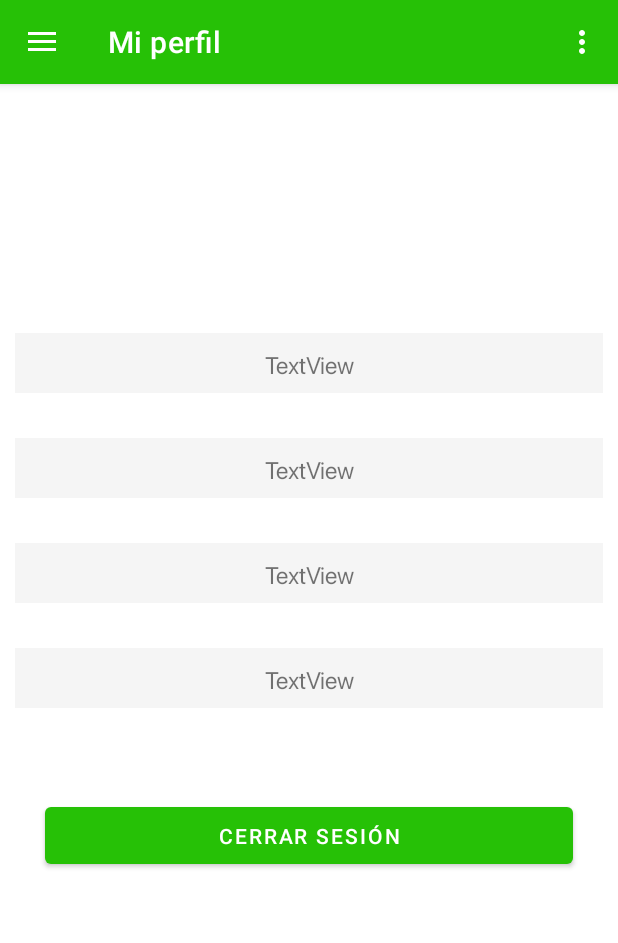
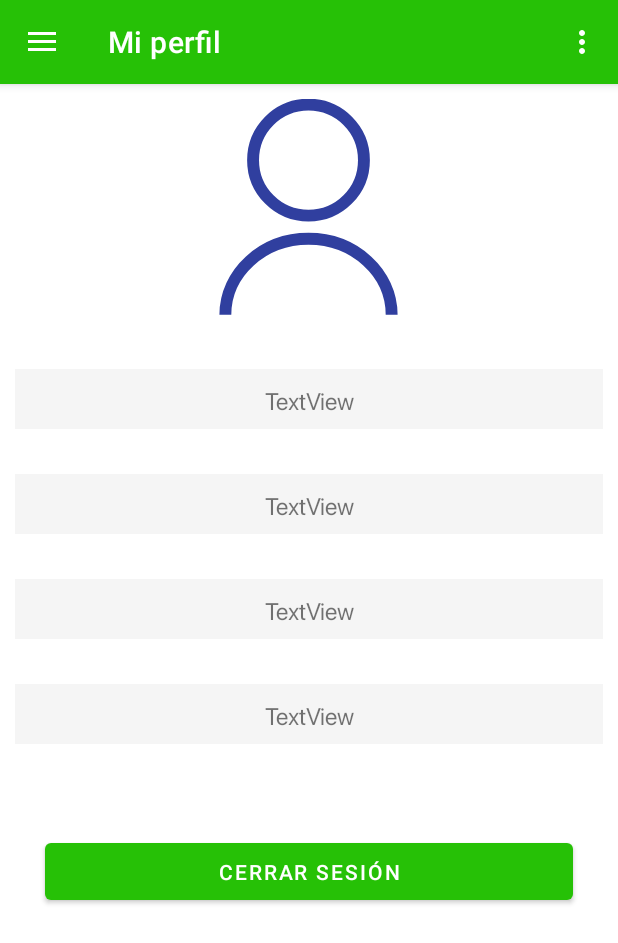
Before and after one commit to JostinSamuel/AppLineaUnoV1, an Android app: the InicioActivity screen opened directly, with no data from a screen before it, in the side drawer, after a tap on "Mi perfil", on a phone screen of 412 x 824 dp. Shown: the top 943 px of the screen. Run offline under Robolectric (Android 15) with nearby library versions, the phone set to English and light mode, and no system bars; our stand-ins replace ButterKnife, CircleImageView, Firebase (no records; nobody signed in at launch, a user with empty details on screens opened directly), navigation-ui; pictures from the network do not load.

Commit message:
update perfil img

```diff
--- a/app/build.gradle
+++ b/app/build.gradle
@@ -81,5 +81,7 @@ dependencies {
     implementation 'com.squareup.picasso:picasso:2.71828'
     //Bind Android views and callbacks to fields and methods
     implementation 'com.jakewharton:butterknife:10.0.0'
+    //Lottie
+    implementation 'com.airbnb.android:lottie:3.7.0'
 
 }
--- a/app/src/main/java/com/linea/uno/applineav1/activities/ui/Perfil/MiPerfilFragment.java
+++ b/app/src/main/java/com/linea/uno/applineav1/activities/ui/Perfil/MiPerfilFragment.java
@@ -42,11 +42,13 @@ public class MiPerfilFragment extends Fragment {
     private static final int File = 1 ;
     DatabaseReference myRef;
 
-    //Cliente cliente = new Cliente();
+    Cliente cliente = new Cliente();
 
-    @SuppressLint("NonConstantResourceId")
+    /*@SuppressLint("NonConstantResourceId")
     @BindView(R.id.profile_image)
-    CircleImageView mUploadImageView;
+    CircleImageView mUploadImageView;*/
+    //ImageView mUploadImageView;
+
 
     public View onCreateView(@NonNull LayoutInflater inflater, ViewGroup container, Bundle savedInstanceState) {
         return inflater.inflate(R.layout.fragment_perfil, container, false);
@@ -58,12 +60,12 @@ public class MiPerfilFragment extends Fragment {
         inicializar(view);
         cargarDatos();
 
-        ButterKnife.bind(getActivity());
+        /*ButterKnife.bind(getActivity());*/
 
-        FirebaseDatabase database = FirebaseDatabase.getInstance();
+        /*FirebaseDatabase database = FirebaseDatabase.getInstance();
         myRef= database.getReference("user1");
 
-        mUploadImageView.setOnClickListener(v -> fileUpload());
+        mUploadImageView.setOnClickListener(v -> fileUpload());*/
 
     }
 
@@ -82,7 +84,7 @@ public class MiPerfilFragment extends Fragment {
         tvapellidosdni = view.findViewById(R.id.tvapellidosdni);
         tvnombresdni = view.findViewById(R.id.tvnombresdni);
         sign_out_button = view.findViewById(R.id.sign_out_button);
-        mUploadImageView = view.findViewById(R.id.profile_image);
+        //mUploadImageView = view.findViewById(R.id.profile_image);
 
         //cerrar sesión
         sign_out_button.setOnClickListener(v->{cerrarSesion();});
@@ -127,8 +129,8 @@ public class MiPerfilFragment extends Fragment {
         getActivity().overridePendingTransition(R.anim.left_in, R.anim.left_out);
     }
 
-    @Override
-    public void onActivityResult(int requestCode, int resultCode, @Nullable Intent data) {
+    //@Override
+    /*public void onActivityResult(int requestCode, int resultCode, @Nullable Intent data) {
         super.onActivityResult(requestCode, resultCode, data);
 
         if(requestCode == File){
@@ -137,9 +139,9 @@ public class MiPerfilFragment extends Fragment {
 
                 Uri fileUri = data.getData();
 
-                //cliente.setFoto(fileUri.toString());
+                cliente.setFoto(fileUri);
 
-                mUploadImageView.setImageURI(fileUri);
+                mUploadImageView.setImageURI(cliente.getFoto());
 
                 StorageReference Folder = FirebaseStorage.getInstance().getReference().child("User");
 
@@ -160,6 +162,6 @@ public class MiPerfilFragment extends Fragment {
 
         }
 
-    }
+    }*/
 
 }
--- a/app/src/main/java/com/linea/uno/applineav1/entities/Cliente.java
+++ b/app/src/main/java/com/linea/uno/applineav1/entities/Cliente.java
@@ -1,4 +1,6 @@
 package com.linea.uno.applineav1.entities;
+
+import android.net.Uri;
 
 public class Cliente {
 
@@ -9,7 +11,7 @@ public class Cliente {
     private String tipo_documento;
     private String numero_documento;
 
-    private String foto;
+    private Uri foto;
 
     /*private Tarjeta tarjeta;*/
 
@@ -73,11 +75,11 @@ public class Cliente {
                 this.nombres + " " + this.apellidoPaterno + " " + this.apellidoMaterno : "Error al mostrar nombre del usuario";
     }
 
-    public String getFoto() {
+    public Uri getFoto() {
         return foto;
     }
 
-    public void setFoto(String foto) {
+    public void setFoto(Uri foto) {
         this.foto = foto;
     }
 }
--- a/app/src/main/res/layout/fragment_perfil.xml
+++ b/app/src/main/res/layout/fragment_perfil.xml
@@ -19,25 +19,25 @@
                 android:id="@+id/linear_foto_perfil"
                 android:layout_width="match_parent"
                 android:layout_height="wrap_content"
-                android:orientation="vertical"
-                android:layout_marginTop="10dp">
+                android:layout_marginTop="10dp"
+                android:orientation="vertical">
 
-                <de.hdodenhof.circleimageview.CircleImageView
-                    android:id="@+id/profile_image"
-                    android:layout_width="122dp"
-                    android:layout_height="126dp"
+                <com.airbnb.lottie.LottieAnimationView
+                    android:id="@+id/animationView"
+                    android:layout_width="150dp"
+                    android:layout_height="150dp"
                     android:layout_gravity="center"
-                    android:elevation="5dp"
-                    app:civ_border_color="#FF000000"
-                    app:civ_border_width="2dp"/>
+                    app:lottie_autoPlay="true"
+                    app:lottie_loop="false"
+                    app:lottie_rawRes="@raw/user_profile" />
             </LinearLayout>
 
             <LinearLayout
                 android:id="@+id/linear_informacion_perfil"
                 android:layout_width="match_parent"
                 android:layout_height="wrap_content"
-                android:orientation="vertical"
-                android:layout_below="@+id/linear_foto_perfil">
+                android:layout_below="@+id/linear_foto_perfil"
+                android:orientation="vertical">
 
                 <TextView
                     android:id="@+id/tvdniperfil"
```
Also changed, not shown: app/src/main/res/raw/user_profile.json (added, +1 -0 lines).
